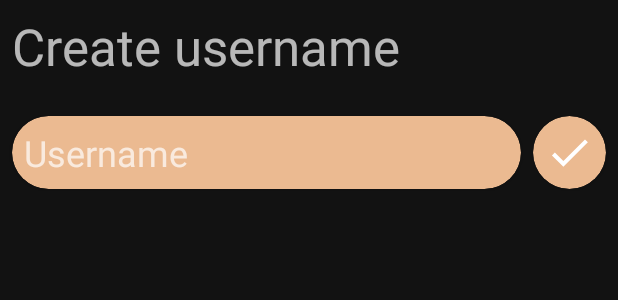
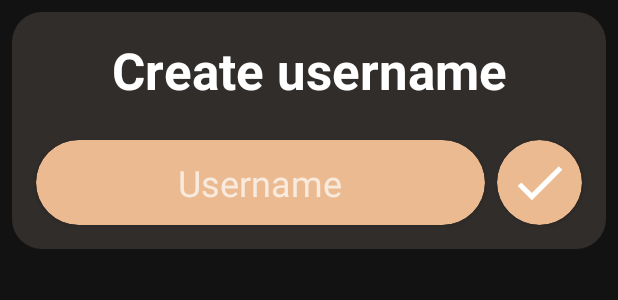
Before and after one commit to MJARuijs/Fischers_Playground, an Android app: the layout create_username_dialog.xml on its own in the app's theme, with its tools: preview values and no code run, on a phone screen of 412 x 824 dp. Shown: the top 300 px of the screen. Run offline under Robolectric (Android 15) with nearby library versions, the phone set to English and light mode, and no system bars.

Commit message:
Improve the look of some dialogs

```diff
--- a/app/src/main/java/com/mjaruijs/fischersplayground/activities/game/MultiplayerGameActivity.kt
+++ b/app/src/main/java/com/mjaruijs/fischersplayground/activities/game/MultiplayerGameActivity.kt
@@ -59,6 +59,9 @@ class MultiplayerGameActivity : GameActivity(), KeyboardHeightObserver {
 
         try {
             gameId = intent.getStringExtra("game_id") ?: throw IllegalArgumentException("Missing essential information: game_id")
+            game = dataManager.getGame(gameId)!!
+            opponentName = (game as MultiPlayerGame).opponentName
+            isPlayingWhite = game.isPlayingWhite
 
             initChatBox()
 
@@ -69,7 +72,7 @@ class MultiplayerGameActivity : GameActivity(), KeyboardHeightObserver {
             supportFragmentManager.commit {
                 setReorderingAllowed(true)
                 replace(R.id.chat_container, chatFragment)
-                replace(R.id.action_buttons_fragment, MultiplayerActionButtonsFragment(gameId, userId, ::isChatOpened, ::onOfferDraw, ::onResign, ::cancelMove, ::confirmMove, ::requestRender, networkManager))
+                replace(R.id.action_buttons_fragment, MultiplayerActionButtonsFragment(gameId, userId, opponentName, ::isChatOpened, ::onOfferDraw, ::onResign, ::cancelMove, ::confirmMove, ::requestRender, networkManager))
             }
 
             keyboardHeightProvider = KeyboardHeightProvider(this)
--- a/app/src/main/java/com/mjaruijs/fischersplayground/chess/game/MultiPlayerGame.kt
+++ b/app/src/main/java/com/mjaruijs/fischersplayground/chess/game/MultiPlayerGame.kt
@@ -29,7 +29,7 @@ class MultiPlayerGame(val gameId: String, val opponentId: String, val opponentNa
             }
         }
 
-//        println("RESTORING MOVES")
+        println("RESTORING MOVES")
         restoreMoves()
     }
 
--- a/app/src/main/java/com/mjaruijs/fischersplayground/dialogs/CreateUsernameDialog.kt
+++ b/app/src/main/java/com/mjaruijs/fischersplayground/dialogs/CreateUsernameDialog.kt
@@ -2,6 +2,8 @@ package com.mjaruijs.fischersplayground.dialogs
 
 import android.app.Activity
 import android.app.Dialog
+import android.graphics.Color
+import android.graphics.drawable.ColorDrawable
 import android.view.ViewGroup
 import android.widget.EditText
 import androidx.cardview.widget.CardView
@@ -14,8 +16,11 @@ class CreateUsernameDialog {
     fun create(context: Activity) {
         dialog = Dialog(context)
         dialog.setContentView(R.layout.create_username_dialog)
+        dialog.show()
+        dialog.dismiss()
         dialog.setCancelable(false)
         dialog.setCanceledOnTouchOutside(false)
+        dialog.window!!.setBackgroundDrawable(ColorDrawable(Color.TRANSPARENT))
     }
 
     fun setLayout() {
--- a/app/src/main/java/com/mjaruijs/fischersplayground/services/FirebaseService.kt
+++ b/app/src/main/java/com/mjaruijs/fischersplayground/services/FirebaseService.kt
@@ -1,5 +1,6 @@
 package com.mjaruijs.fischersplayground.services
 
+import android.widget.Toast
 import androidx.work.OneTimeWorkRequestBuilder
 import androidx.work.WorkManager
 import androidx.work.workDataOf
@@ -19,6 +20,8 @@ class FirebaseService : FirebaseMessagingService() {
 
     override fun onMessageReceived(message: RemoteMessage) {
         try {
+            Toast.makeText(applicationContext, "GOTTEM", Toast.LENGTH_SHORT).show()
+
             val notificationBuilder = NotificationBuilder.getInstance(this)
 
             val topic = Topic.fromString(message.data["topic"] ?: throw IllegalArgumentException("No data was found with name: topic.."))
@@ -26,6 +29,7 @@ class FirebaseService : FirebaseMessagingService() {
             val messageId = message.data["id"]?.toLong() ?: throw IllegalArgumentException("No data was found with name: id..")
 
             val contentList = content.split('|').toTypedArray()
+
 
             val dataManager = DataManager.getInstance(applicationContext)
 //            val dataManager = DataManager(applicationContext)
--- a/app/src/main/res/drawable/dialog_background.xml
+++ b/app/src/main/res/drawable/dialog_background.xml
@@ -1,5 +1,5 @@
 <?xml version="1.0" encoding="utf-8"?>
 <shape xmlns:android="http://schemas.android.com/apk/res/android" >
-    <solid android:color="#312D2A" />
+    <solid android:color="@color/dialog_background" />
     <corners android:radius="20dp"/>
 </shape>
--- a/app/src/main/res/layout/create_username_dialog.xml
+++ b/app/src/main/res/layout/create_username_dialog.xml
@@ -3,18 +3,22 @@
     xmlns:app="http://schemas.android.com/apk/res-auto"
     xmlns:tools="http://schemas.android.com/tools"
     android:layout_width="match_parent"
-    android:layout_height="wrap_content">
+    android:layout_height="wrap_content"
+    android:layout_margin="8dp"
+    android:background="@drawable/dialog_background">
 
     <TextView
         android:id="@+id/textView"
         android:layout_width="wrap_content"
         android:layout_height="wrap_content"
-        android:layout_marginStart="8dp"
-        android:layout_marginTop="8dp"
+        android:layout_marginTop="16dp"
         android:layout_marginBottom="24dp"
         android:text="Create username"
+        android:textColor="#FFFFFF"
         android:textSize="34sp"
+        android:textStyle="bold"
         app:layout_constraintBottom_toTopOf="@+id/username_input_card"
+        app:layout_constraintEnd_toEndOf="parent"
         app:layout_constraintStart_toStartOf="parent"
         app:layout_constraintTop_toTopOf="parent" />
 
@@ -37,39 +41,57 @@
         android:id="@+id/username_input_card"
         android:layout_width="0dp"
         android:layout_height="wrap_content"
-        android:layout_marginStart="8dp"
+        android:layout_marginStart="16dp"
         android:layout_marginEnd="8dp"
-        android:layout_marginBottom="8dp"
+        android:layout_marginBottom="16dp"
         app:cardBackgroundColor="#EBBA91"
         app:cardCornerRadius="45dp"
         app:layout_constraintBottom_toBottomOf="parent"
         app:layout_constraintEnd_toStartOf="@+id/username_send_card"
         app:layout_constraintStart_toStartOf="parent">
 
+        <androidx.constraintlayout.widget.ConstraintLayout
+            android:layout_width="match_parent"
+            android:layout_height="match_parent"
+            android:paddingTop="4dp"
+            android:paddingBottom="4dp">
+
             <EditText
                 android:id="@+id/username_input_box"
                 android:layout_width="match_parent"
                 android:layout_height="match_parent"
                 android:layout_margin="8dp"
+                android:layout_marginStart="8dp"
+                android:layout_marginTop="8dp"
+                android:layout_marginEnd="8dp"
+                android:layout_marginBottom="8dp"
                 android:background="@null"
                 android:ems="10"
                 android:hint="Username"
                 android:inputType="textPersonName|textCapSentences|textCapWords|textCapCharacters"
-            android:textSize="24sp" />
+                android:textAlignment="center"
+                android:textColor="#FFFFFF"
+                android:textSize="24sp"
+                app:layout_constraintBottom_toBottomOf="parent"
+                app:layout_constraintEnd_toEndOf="parent"
+                app:layout_constraintStart_toStartOf="parent"
+                app:layout_constraintTop_toTopOf="parent" />
+        </androidx.constraintlayout.widget.ConstraintLayout>
+
     </androidx.cardview.widget.CardView>
 
     <androidx.cardview.widget.CardView
         android:id="@+id/username_send_card"
         android:layout_width="0dp"
         android:layout_height="0dp"
-        android:layout_marginEnd="8dp"
-        android:layout_marginBottom="8dp"
+        android:layout_marginEnd="16dp"
+        android:layout_marginBottom="16dp"
         app:cardBackgroundColor="#EBBA91"
         app:cardCornerRadius="90dp"
         app:layout_constraintBottom_toBottomOf="parent"
         app:layout_constraintDimensionRatio="h,1:1"
         app:layout_constraintEnd_toEndOf="parent"
-        app:layout_constraintTop_toTopOf="@+id/username_input_card" >
+        app:layout_constraintTop_toTopOf="@+id/username_input_card">
 
         <ImageView
             android:id="@+id/username_send_button"
--- a/app/src/main/res/layout/double_button_dialog.xml
+++ b/app/src/main/res/layout/double_button_dialog.xml
@@ -4,15 +4,16 @@
     xmlns:tools="http://schemas.android.com/tools"
     android:layout_width="wrap_content"
     android:layout_height="wrap_content"
+    android:layout_margin="8dp"
     android:background="@drawable/dialog_background">
 
     <TextView
         android:id="@+id/dialog_message"
         android:layout_width="wrap_content"
         android:layout_height="wrap_content"
-        android:layout_marginStart="16dp"
+        android:layout_marginStart="24dp"
         android:layout_marginTop="16dp"
-        android:layout_marginEnd="16dp"
+        android:layout_marginEnd="24dp"
         android:text="Joey invited you to play!"
         android:textAlignment="center"
         android:textColor="#B1B1B1"
--- a/app/src/main/res/layout/single_button_dialog.xml
+++ b/app/src/main/res/layout/single_button_dialog.xml
@@ -4,6 +4,7 @@
     xmlns:tools="http://schemas.android.com/tools"
     android:layout_width="wrap_content"
     android:layout_height="wrap_content"
+    android:layout_margin="8dp"
     android:background="@drawable/dialog_background">
 
     <TextView
--- a/app/src/main/res/values/colors.xml
+++ b/app/src/main/res/values/colors.xml
@@ -8,5 +8,6 @@
     <color name="white">#FFFFFFFF</color>
     <color name="background_color">#FF424242</color>
     <color name="accent_color">#EBBA91</color>
+    <color name="dialog_background">#312D2A</color>
 
 </resources>
```
Also changed, not shown: app/src/main/java/com/mjaruijs/fischersplayground/fragments/actionbars/MultiplayerActionButtonsFragment.kt (+5 -2 lines), app/src/main/java/com/mjaruijs/fischersplayground/opengl/renderer/PieceRenderer.kt (+30 -30 lines), app/src/main/java/com/mjaruijs/fischersplayground/opengl/texture/TextureLoader.kt (+6 -6 lines). Lines whose indentation alone changed are shown as unchanged.
